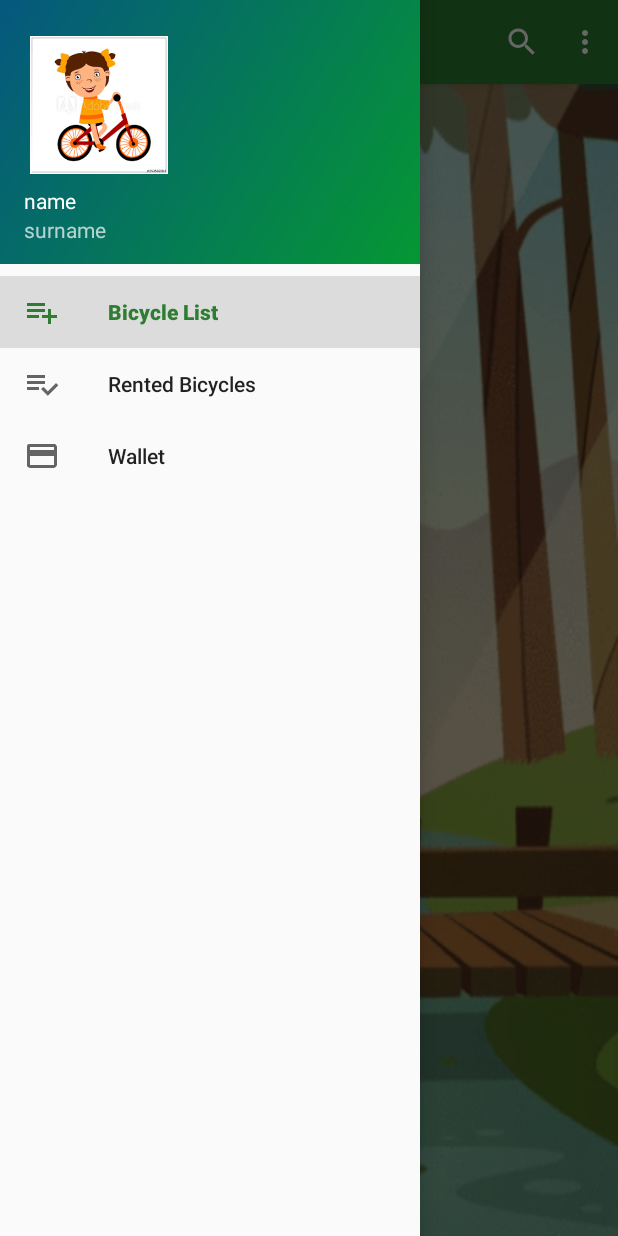
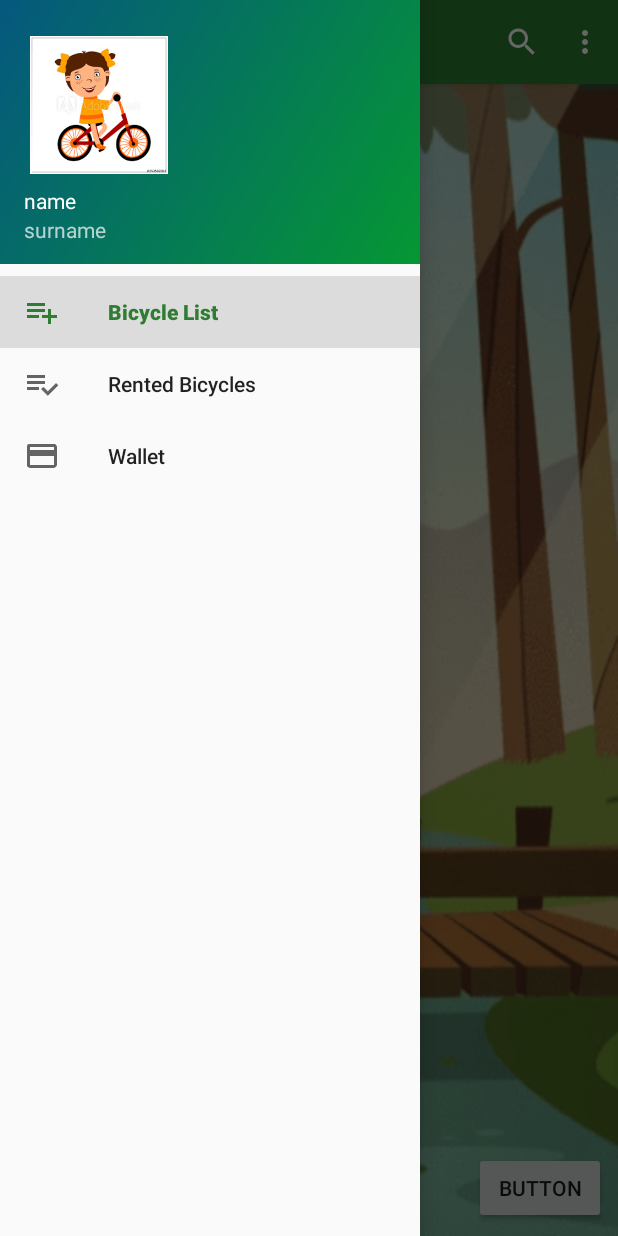
Before and after one commit to Szpansky/RentBicycle, an Android app: the screen it shows after launch (MainActivity), with the side drawer open, on a phone screen of 412 x 824 dp. Run offline under Robolectric (Android 15) with nearby library versions, the phone set to English and light mode, and no system bars; our stand-ins replace Room's generated code.

Commit message:
Refactor, Repository, Injector, ViewModel

```diff
--- a/app/build.gradle
+++ b/app/build.gradle
@@ -42,7 +42,9 @@ dependencies {
     testImplementation 'junit:junit:4.12'
     androidTestImplementation 'androidx.test:runner:1.2.0'
     androidTestImplementation 'androidx.test.espresso:espresso-core:3.2.0'
+
     implementation 'androidx.cardview:cardview:1.0.0'
+
     implementation 'androidx.recyclerview:recyclerview:1.1.0-beta02'
 
     implementation 'androidx.legacy:legacy-support-v4:1.0.0'
@@ -52,4 +54,6 @@ dependencies {
     implementation "androidx.room:room-runtime:$room_version"
     kapt "androidx.room:room-compiler:$room_version"
     implementation "androidx.room:room-ktx:$room_version"
+
+    implementation 'androidx.lifecycle:lifecycle-extensions:2.0.0'
 }
--- /dev/null
+++ b/app/src/main/java/com/apps/mkacik/rentbicycle/ViewModels/BicyclesViewModel.kt
@@ -0,0 +1,22 @@
+package com.apps.mkacik.rentbicycle.ViewModels
+
+import androidx.lifecycle.ViewModel
+import com.apps.mkacik.rentbicycle.data.Repository
+import com.apps.mkacik.rentbicycle.data.database.entity.BicycleEntity
+
+class BicyclesViewModel(private val repository: Repository) : ViewModel() {
+
+    // private val bicyclesList = mutableListOf<Bicycle>()
+    // private val bicycles = MutableLiveData<List<Bicycle>>()
+
+
+    init {
+        //bicycles.value = bicyclesList
+    }
+
+    fun addBicycle(bicycle: BicycleEntity) {
+        repository.addBicycle(bicycle)
+    }
+
+    fun getBicycles() = repository.getBicycles() // as LiveData<List<Bicycle>>
+}
--- /dev/null
+++ b/app/src/main/java/com/apps/mkacik/rentbicycle/ViewModels/BicyclesViewModelFactory.kt
@@ -0,0 +1,13 @@
+package com.apps.mkacik.rentbicycle.ViewModels
+
+import androidx.lifecycle.ViewModel
+import androidx.lifecycle.ViewModelProvider
+import com.apps.mkacik.rentbicycle.data.Repository
+
+class BicyclesViewModelFactory(private val repository: Repository):ViewModelProvider.NewInstanceFactory() {
+
+    @Suppress("UNCHECKED_CAST")
+    override fun <T : ViewModel?> create(modelClass: Class<T>): T {
+        return BicyclesViewModel(repository) as T
+    }
+}
--- a/app/src/main/java/com/apps/mkacik/rentbicycle/appData/AppSharedPref.kt
+++ b/app/src/main/java/com/apps/mkacik/rentbicycle/data/AppSharedPref.kt
@@ -1,4 +1,4 @@
-package com.apps.mkacik.rentbicycle.appData
+package com.apps.mkacik.rentbicycle.data
 
 import android.content.Context
 import android.content.SharedPreferences
--- /dev/null
+++ b/app/src/main/java/com/apps/mkacik/rentbicycle/data/Repository.kt
@@ -0,0 +1,21 @@
+package com.apps.mkacik.rentbicycle.data
+
+import com.apps.mkacik.rentbicycle.data.database.DatabaseDAO
+import com.apps.mkacik.rentbicycle.data.database.entity.BicycleEntity
+
+class Repository private constructor(private val databaseDAO: DatabaseDAO) {
+
+    fun getBicycles() = databaseDAO.getBicycles()
+
+    fun addBicycle(bicycleEntity: BicycleEntity) = databaseDAO.saveBicycle(bicycleEntity)
+
+    companion object {
+        @Volatile
+        private var instance: Repository? = null
+
+        fun getInstance(databaseDAO: DatabaseDAO) =
+            instance ?: synchronized(this) {
+                instance ?: Repository(databaseDAO).also { instance = it }
+            }
+    }
+}
--- /dev/null
+++ b/app/src/main/java/com/apps/mkacik/rentbicycle/data/database/AppDatabase.kt
@@ -0,0 +1,36 @@
+package com.apps.mkacik.rentbicycle.data.database
+
+import android.content.Context
+import androidx.room.Database
+import androidx.room.Room
+import androidx.room.RoomDatabase
+import com.apps.mkacik.rentbicycle.data.database.entity.BicycleEntity
+import com.apps.mkacik.rentbicycle.data.database.entity.RentEntity
+import com.apps.mkacik.rentbicycle.data.database.entity.TransactionLogEntity
+
+@Database(
+    entities = [(BicycleEntity::class), (RentEntity::class), (TransactionLogEntity::class)],
+    version = 1)
+
+abstract class AppDatabase : RoomDatabase(){
+
+    abstract fun rentBicycleDAO(): DatabaseDAO
+
+    companion object{
+        @Volatile private var instance: AppDatabase? = null
+        private val LOCK = Any()
+        const val NAME = "RentBicycleDatabase.db"
+
+        operator fun invoke(context: Context)=
+            instance
+                ?: synchronized(LOCK){
+            instance
+                ?: buildDatabase(context).also{ instance = it}
+        }
+
+        private fun buildDatabase(context: Context)= Room.databaseBuilder(context,
+            AppDatabase::class.java,
+            NAME
+        ).build()
+    }
+}
--- /dev/null
+++ b/app/src/main/java/com/apps/mkacik/rentbicycle/data/database/DatabaseDAO.kt
@@ -0,0 +1,30 @@
+package com.apps.mkacik.rentbicycle.data.database
+
+import androidx.lifecycle.LiveData
+import androidx.room.Dao
+import androidx.room.Insert
+import androidx.room.Query
+import com.apps.mkacik.rentbicycle.data.database.entity.BicycleEntity
+import com.apps.mkacik.rentbicycle.data.database.entity.RentEntity
+import com.apps.mkacik.rentbicycle.data.database.entity.TransactionLogEntity
+
+
+@Dao
+interface DatabaseDAO {
+
+    @Insert
+    fun saveBicycle(bicycle: BicycleEntity)
+
+    @Insert
+    fun saveRent(rent: RentEntity)
+
+    @Query("select * from BICYCLES")
+    fun getBicycles(): LiveData<List<BicycleEntity>>
+
+    @Query("select * from RENTS")
+    fun getRents(): List<RentEntity>
+
+    @Query("select * from TRANSACTION_LOG")
+    fun getTransactionLog(): List<TransactionLogEntity>
+
+}
--- a/app/src/main/java/com/apps/mkacik/rentbicycle/fragments/BicycleListFragment.kt
+++ b/app/src/main/java/com/apps/mkacik/rentbicycle/fragments/BicycleListFragment.kt
@@ -3,9 +3,16 @@ package com.apps.mkacik.rentbicycle.fragments
 import android.os.Bundle
 import android.view.*
 import androidx.fragment.app.Fragment
+import androidx.lifecycle.Observer
+import androidx.lifecycle.ViewModelProviders
 import com.apps.mkacik.rentbicycle.R
+import com.apps.mkacik.rentbicycle.ViewModels.BicyclesViewModel
+import com.apps.mkacik.rentbicycle.data.database.entity.BicycleEntity
+import com.apps.mkacik.rentbicycle.utilities.InjectorUtils
+import kotlinx.android.synthetic.main.fragment_all_bicycle.*
 
 class BicycleListFragment : Fragment() {
+
 
     companion object {
         val TAG = this::class.java.name
@@ -19,6 +26,27 @@ class BicycleListFragment : Fragment() {
 
     override fun onViewCreated(view: View, savedInstanceState: Bundle?) {
         super.onViewCreated(view, savedInstanceState)
+
+        val factory = InjectorUtils.provideBicyclesViewModelFactory()
+        val viewModel = ViewModelProviders.of(this, factory).get(BicyclesViewModel::class.java)
+
+        viewModel.getBicycles().observe(this, Observer { bicycles ->
+            val stringBuilder = StringBuilder()
+
+            bicycles.forEach { bicycle ->
+                stringBuilder.append("${bicycle.id}+${bicycle.brand}\n\n")
+            }
+
+            textView.text = stringBuilder.toString()
+        })
+
+
+
+        button.setOnClickListener {
+            val bicycle = BicycleEntity(true, 12.5F, "red", "rower")
+            Thread{viewModel.addBicycle(bicycle)}.start()
+
+        }
     }
 
     override fun onCreateView(inflater: LayoutInflater, container: ViewGroup?, savedInstanceState: Bundle?): View? {
--- /dev/null
+++ b/app/src/main/java/com/apps/mkacik/rentbicycle/utilities/App.kt
@@ -0,0 +1,20 @@
+package com.apps.mkacik.rentbicycle.utilities
+
+import android.app.Application
+import android.content.Context
+
+class App : Application() {
+
+    init {
+        instance = this
+    }
+
+    companion object {
+        private var instance: App? = null
+
+        fun applicationContext(): Context {
+            return instance!!.applicationContext
+        }
+    }
+
+}
--- /dev/null
+++ b/app/src/main/java/com/apps/mkacik/rentbicycle/utilities/InjectorUtils.kt
@@ -0,0 +1,13 @@
+package com.apps.mkacik.rentbicycle.utilities
+
+import com.apps.mkacik.rentbicycle.ViewModels.BicyclesViewModelFactory
+import com.apps.mkacik.rentbicycle.data.Repository
+import com.apps.mkacik.rentbicycle.data.database.AppDatabase
+
+object InjectorUtils {
+
+    fun provideBicyclesViewModelFactory(): BicyclesViewModelFactory{
+        val bicycleRepository = Repository.getInstance(AppDatabase.invoke(App.applicationContext()).rentBicycleDAO())
+        return BicyclesViewModelFactory(bicycleRepository)
+    }
+}
--- a/app/src/main/res/layout/fragment_all_bicycle.xml
+++ b/app/src/main/res/layout/fragment_all_bicycle.xml
@@ -18,4 +18,23 @@
         tools:itemCount="3"
         tools:listitem="@layout/rent_bicycle_item_layout" />
 
+    <TextView
+        android:id="@+id/textView"
+        android:layout_width="match_parent"
+        android:layout_height="match_parent"
+        app:layout_constraintBottom_toBottomOf="parent"
+        app:layout_constraintEnd_toEndOf="parent"
+        app:layout_constraintStart_toStartOf="parent"
+        app:layout_constraintTop_toTopOf="parent" />
+
+    <Button
+        android:id="@+id/button"
+        android:layout_width="wrap_content"
+        android:layout_height="wrap_content"
+        android:layout_marginEnd="8dp"
+        android:layout_marginBottom="8dp"
+        android:text="Button"
+        app:layout_constraintBottom_toBottomOf="parent"
+        app:layout_constraintEnd_toEndOf="parent" />
+
 </androidx.constraintlayout.widget.ConstraintLayout>
```
Also changed, not shown: app/src/main/AndroidManifest.xml (+1 -8 lines), app/src/main/java/com/apps/mkacik/rentbicycle/data/database/entity/BicycleEntity.kt (renamed from app/src/main/java/com/apps/mkacik/rentbicycle/database/entity/BikeEntity.kt, +9 -7 lines), app/src/main/java/com/apps/mkacik/rentbicycle/data/database/entity/RentEntity.kt (renamed from app/src/main/java/com/apps/mkacik/rentbicycle/database/entity/RentEntity.kt, +7 -5 lines), app/src/main/java/com/apps/mkacik/rentbicycle/data/database/entity/TransactionLogEntity.kt (renamed from app/src/main/java/com/apps/mkacik/rentbicycle/database/entity/TransactionLogEntity.kt, +7 -5 lines), app/src/main/java/com/apps/mkacik/rentbicycle/database/AppDatabase.kt (deleted, +0 -13 lines), app/src/main/java/com/apps/mkacik/rentbicycle/database/DatabaseDAO.kt (deleted, +0 -29 lines).
